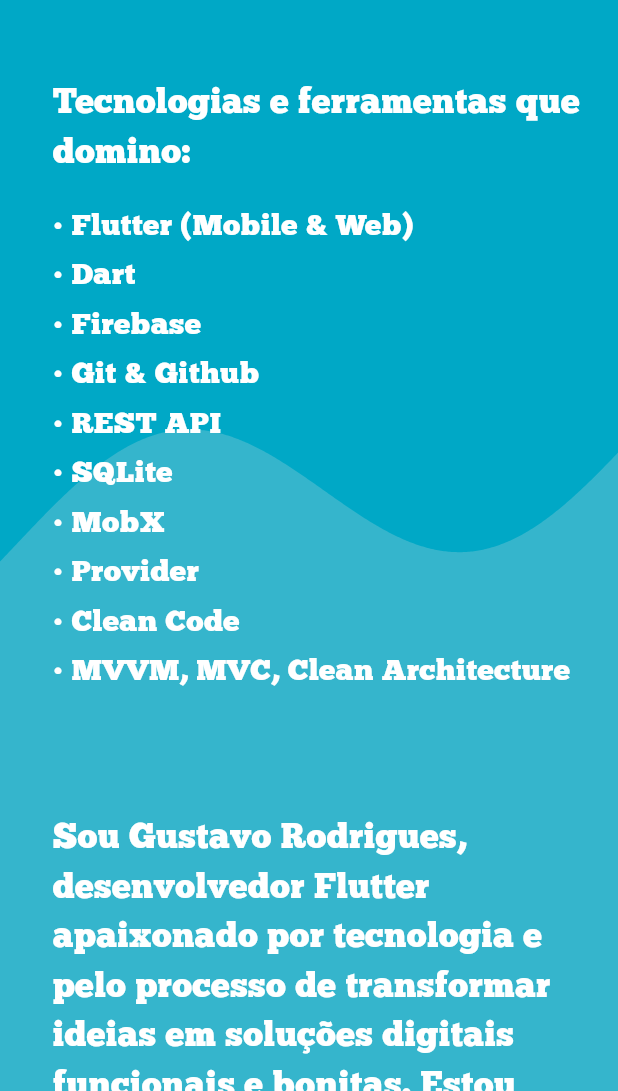
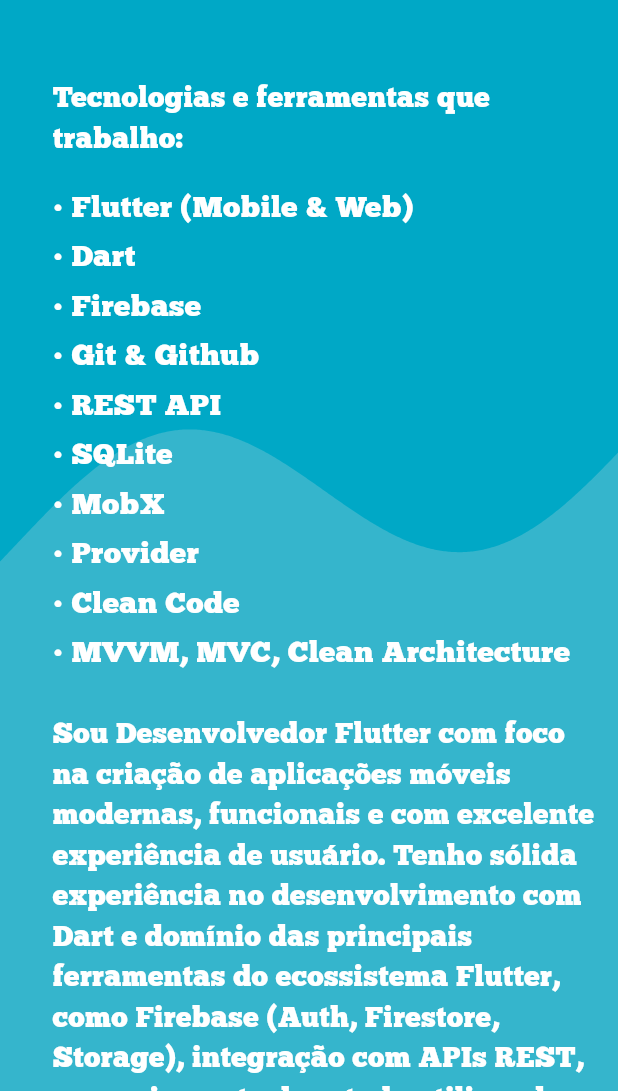
Before and after one commit to GugaDev7/this_is_gustavo, a Flutter app: the AboutScreen screen opened directly, on a phone screen of 412 x 824 dp, the part 145-1236 px from its top. Run offline on Flutter 3.47's test engine with Material 3 defaults, Android fonts, the phone set to English and light mode, and no system bars; our stand-ins replace flutter_svg.

```diff
--- a/lib/l10n/strings.dart
+++ b/lib/l10n/strings.dart
@@ -8,39 +8,71 @@ class AppStrings {
   static const Map<AppLanguage, Map<String, String>> _localizedValues = {
     AppLanguage.pt: {
       'themeMode': 'Tema',
-      'appTitle': 'Meu App',
+
+      'appTitle': 'Meu Portfólio',
+
       'homeTitle': 'Início',
+
       'welcomeMessage':
           'Olá, sou o Gustavo Rodrigues. Desenvolvedor Flutter em constante evolução. Estou sempre estudando, testando e buscando formas de me tornar um profissional \ncada vez melhor.',
+
       'aboutMe': 'Sobre mim',
+
       'aboutMessage':
-          """Sou Gustavo Rodrigues, desenvolvedor Flutter apaixonado por tecnologia e pelo processo de transformar ideias em soluções digitais funcionais e bonitas. Estou constantemente estudando, me desafiando e evoluindo como desenvolvedor, buscando sempre boas práticas, código limpo e interfaces intuitivas.
+          """Sou Desenvolvedor Flutter com foco na criação de aplicações móveis modernas, funcionais e com excelente experiência de usuário. Tenho sólida experiência no desenvolvimento com Dart e domínio das principais ferramentas do ecossistema Flutter, como Firebase (Auth, Firestore, Storage), integração com APIs REST, gerenciamento de estado utilizando MobX e Provider, além da aplicação de boas práticas com Clean Code e arquitetura limpa (MVVM/MVC).
 
-Atualmente, foco no desenvolvimento de aplicativos mobile e web com Flutter, aprimorando meus conhecimentos em arquitetura, testes, performance e design responsivo.""",
-      'technologies': 'Tecnologias e ferramentas que domino:',
+Além da minha atuação como desenvolvedor, também possuo experiência como administrador de sistemas no ERP Protheus e suporte técnico N2 em infraestrutura de TI, o que me proporciona uma visão abrangente sobre integração de sistemas, desempenho e segurança em ambientes corporativos.
+
+Atualmente, estou aprofundando meus conhecimentos em testes automatizados e animações avançadas, com o objetivo de elevar ainda mais a qualidade, confiabilidade e interatividade das aplicações que desenvolvo.
+
+Sou movido por desafios e estou sempre em busca de aprimorar minhas habilidades técnicas, produtividade e qualidade dos projetos. Meu compromisso é entregar soluções eficientes, escaláveis e centradas no usuário.""",
+
+      'technologies': 'Tecnologias e ferramentas que trabalho:',
+
       'projects': 'Projetos',
+
       'contact': 'Contato',
+
+      'contacts': 'Contatos',
+
       'welcomecontact':
           'Entre em contato\nFico à disposição para conversar sobre oportunidades, projetos ou colaborações. \nPreencha o formulário ou use os links abaixo para me contatar.',
+
       'sendMessage': 'Enviar',
     },
 
     AppLanguage.en: {
       'themeMode': 'Theme',
-      'appTitle': 'My App',
+
+      'appTitle': 'My Portfolio',
+
       'homeTitle': 'Home',
+
       'welcomeMessage':
           "Hi, I'm Gustavo Rodrigues. \nA Flutter Developer in constant evolution. I'm always learning, experimenting, and striving to become a better professional \nevery day.",
+
       'aboutMe': 'About Me',
+
       'aboutMessage':
-          """I'm Gustavo Rodrigues, a Flutter developer passionate about technology and turning ideas into functional and beautiful digital solutions. I'm constantly learning, challenging myself, and evolving as a developer — always aiming for clean code, good practices, and intuitive UI.
+          """I'm a Flutter Developer focused on building modern, functional mobile applications with an excellent user experience. I have solid experience in Dart development and expertise in key Flutter ecosystem tools including Firebase (Auth, Firestore, Storage), REST API integration, and state management using MobX and Provider. I consistently apply best practices with Clean Code and Clean Architecture (MVVM/MVC).
 
-Currently, I focus on building mobile and web applications with Flutter, while improving my skills in architecture, testing, performance, and responsive design.""",
+Beyond my development role, I bring valuable experience as a Protheus ERP system administrator and Level 2 IT infrastructure support specialist. This background gives me a comprehensive understanding of system integration, performance optimization, and security in enterprise environments.
+
+Currently, I'm enhancing my expertise in automated testing and advanced animations to further elevate the quality, reliability, and user engagement of my applications.
+
+Driven by challenges, I continuously seek to enhance my technical skills, productivity, and project quality. My commitment is to deliver efficient, scalable, and user-centric solutions that make a real impact.""",
+
       'technologies': 'Technologies & tools I work with:',
+
       'projects': 'Projects',
+
       'contact': 'Contact',
+
+      'contacts': 'Contacts',
+
       'welcomecontact':
-          'Get in touch\nI am available to discuss opportunities, projects, or collaborations. \nFill out the form or use the links below to contact me.',
+          '''Get in touch\nI'm available to discuss opportunities, projects, or collaborations. \nFill out the form or use the links below to reach out.''',
+
       'sendMessage': 'Send',
     },
   };
--- a/lib/main.dart
+++ b/lib/main.dart
@@ -1,6 +1,7 @@
 import 'package:flutter/material.dart';
 import 'themes/app_themes.dart';
 import 'view/screens/home_screen.dart';
+import 'view/screens/contact_screen.dart';
 
 // Notificador global para alternar o tema
 final themeModeNotifier = ValueNotifier(ThemeMode.light);
@@ -22,7 +23,7 @@ class MyApp extends StatelessWidget {
           theme: AppThemes.lightTheme,
           darkTheme: AppThemes.darkTheme,
           themeMode: mode,
-          home: const HomeScreen(),
+          home: const ContactScreen(),
         );
       },
     );
--- a/lib/themes/decorations/input_decorations.dart
+++ b/lib/themes/decorations/input_decorations.dart
@@ -1,5 +1,6 @@
 import 'package:flutter/material.dart';
 import 'package:this_is_gustavo/themes/colors.dart';
+import 'package:this_is_gustavo/themes/decorations/text_styles.dart';
 
 class GetInputDecoration {
   static InputDecoration getInputDecoration({
@@ -14,6 +15,7 @@ class GetInputDecoration {
     return InputDecoration(
       icon: icon != null ? Icon(icon) : null,
       hintText: label,
+      hintStyle: TextStyles.textFieldDark,
       fillColor: Colors.white,
       filled: true,
       contentPadding: EdgeInsets.fromLTRB(16, 8, 16, 8),
--- a/lib/themes/decorations/text_styles.dart
+++ b/lib/themes/decorations/text_styles.dart
@@ -10,14 +10,14 @@ class TextStyles {
 
   static const TextStyle subtitle = TextStyle(
     color: Colors.white,
-    fontSize: 23,
+    fontSize: 20,
     fontWeight: FontWeight.w100,
     fontFamily: 'ChunkFive',
   );
 
   static const TextStyle body = TextStyle(
     color: Colors.white,
-    fontSize: 23,
+    fontSize: 19,
     fontWeight: FontWeight.w100,
     fontFamily: 'ChunkFive',
   );
@@ -29,6 +29,13 @@ class TextStyles {
     color: Colors.white,
   );
 
+  static const TextStyle textFieldDark = TextStyle(
+    fontSize: 16,
+    fontWeight: FontWeight.w100,
+    fontFamily: 'ChunkFive',
+    color: Colors.black,
+  );
+
   static TextStyle presentation(double fontSize) =>
       TextStyle(color: Colors.white, fontSize: fontSize, fontWeight: FontWeight.normal, fontFamily: 'ChunkFive');
 }
--- a/lib/view/screens/about_screen.dart
+++ b/lib/view/screens/about_screen.dart
@@ -10,7 +10,7 @@ class AboutScreen extends StatelessWidget {
   const AboutScreen({super.key});
 
   Widget _buildAboutText(double screenWidth) => Padding(
-    padding: const EdgeInsets.only(left: 25.0, top: 58),
+    padding: const EdgeInsets.only(left: 25.0, top: 4),
     child: Text(AppStrings.get('aboutMessage'), style: TextStyles.body),
   );
 
--- a/pubspec.yaml
+++ b/pubspec.yaml
@@ -14,6 +14,7 @@ dependencies:
   cupertino_icons: ^1.0.8
   flutter_svg: ^2.1.0
   provider: ^6.1.5
+  url_launcher: ^6.2.5
 
 dev_dependencies:
   flutter_test:
```
Also changed, not shown: lib/view/screens/contact_screen.dart (+11 -33 lines), lib/view/widgets/contact_form.dart (added, +34 -0 lines), lib/view/widgets/contact_info.dart (added, +50 -0 lines), pubspec.lock.
